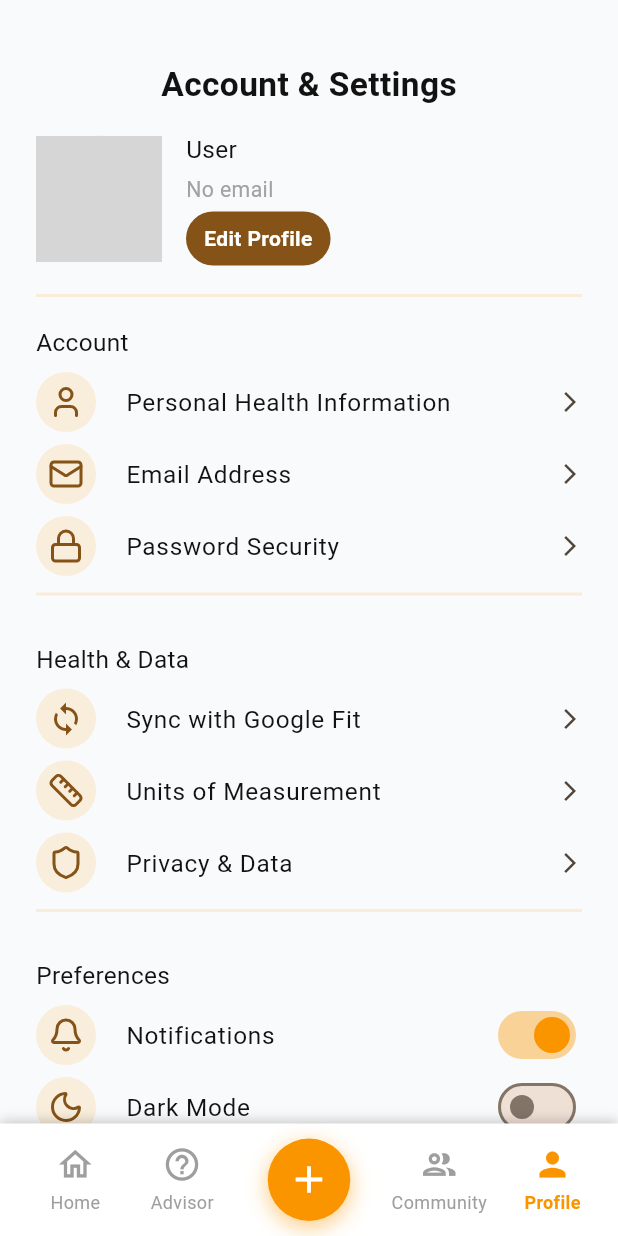
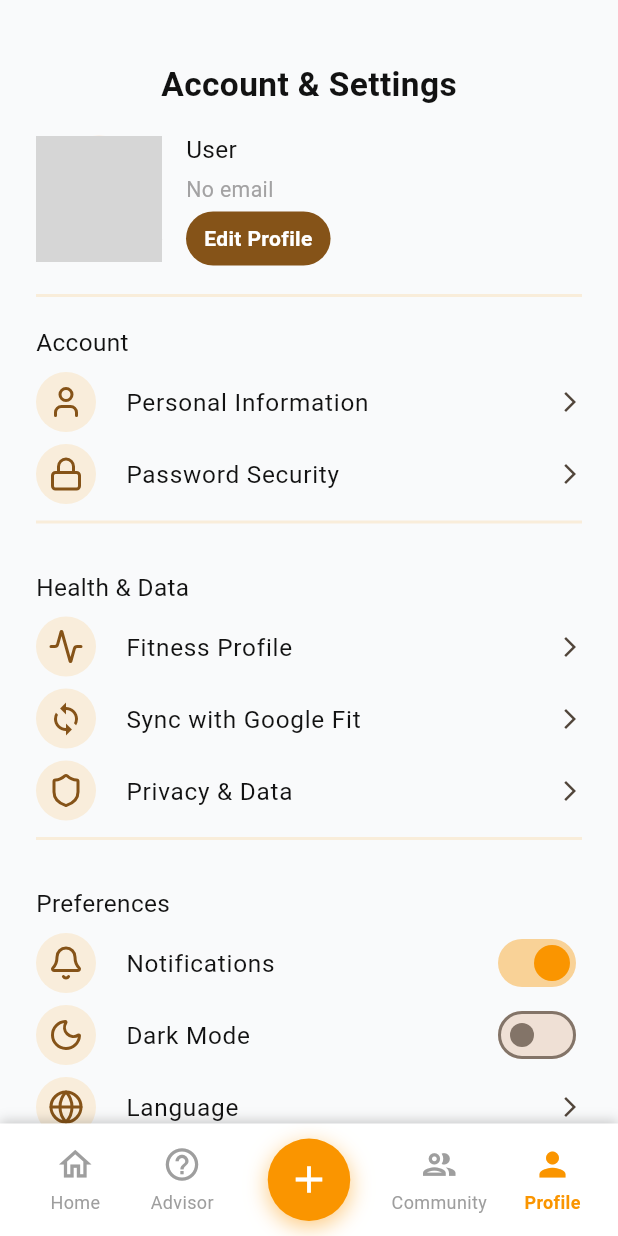
Before and after one commit to health-pal-uit/health-pal-mobile, a Flutter app: the ProfileScreen screen opened by its route, on a phone screen of 412 x 824 dp. Run offline on Flutter 3.47's test engine with Material 3 defaults, Android fonts, the phone set to English and light mode, and no system bars; our stand-ins replace app_links, camera, dartz, dio, equatable, fl_chart and 11 more; accounts and stored records are empty; network calls fail; grey boxes are pictures that could not be loaded.

Commit message:
chore: adjust profile sections

```diff
--- a/lib/src/presentation/screens/home/diet/food_search_screen.dart
+++ b/lib/src/presentation/screens/home/diet/food_search_screen.dart
@@ -268,7 +268,6 @@
               ),
             );
 
-            // If meal was added successfully, pop back to home screen with success flag
             if (result == true && context.mounted) {
               Navigator.pop(context, true);
             }
--- a/lib/src/presentation/widgets/profile/sections/account_section.dart
+++ b/lib/src/presentation/widgets/profile/sections/account_section.dart
@@ -13,16 +13,9 @@
       items: [
         ProfileItem(
           icon: LucideIcons.user,
-          text: "Personal Health Information",
+          text: "Personal Information",
           onTap: () {
-            // TODO: Navigate to personal health info
-          },
-        ),
-        ProfileItem(
-          icon: LucideIcons.mail,
-          text: "Email Address",
-          onTap: () {
-            // TODO: Navigate to email settings
+            // TODO: Navigate to personal information
           },
         ),
         ProfileItem(
--- a/lib/src/presentation/widgets/profile/sections/health_data_section.dart
+++ b/lib/src/presentation/widgets/profile/sections/health_data_section.dart
@@ -12,17 +12,17 @@
       title: "Health & Data",
       items: [
         ProfileItem(
+          icon: LucideIcons.activity,
+          text: "Fitness Profile",
+          onTap: () {
+            // TODO: Navigate to fitness profile
+          },
+        ),
+        ProfileItem(
           icon: Icons.sync,
           text: "Sync with Google Fit",
           onTap: () {
             // TODO: Navigate to Google Fit sync
-          },
-        ),
-        ProfileItem(
-          icon: LucideIcons.ruler,
-          text: "Units of Measurement",
-          onTap: () {
-            // TODO: Navigate to units settings
           },
         ),
         ProfileItem(
```
